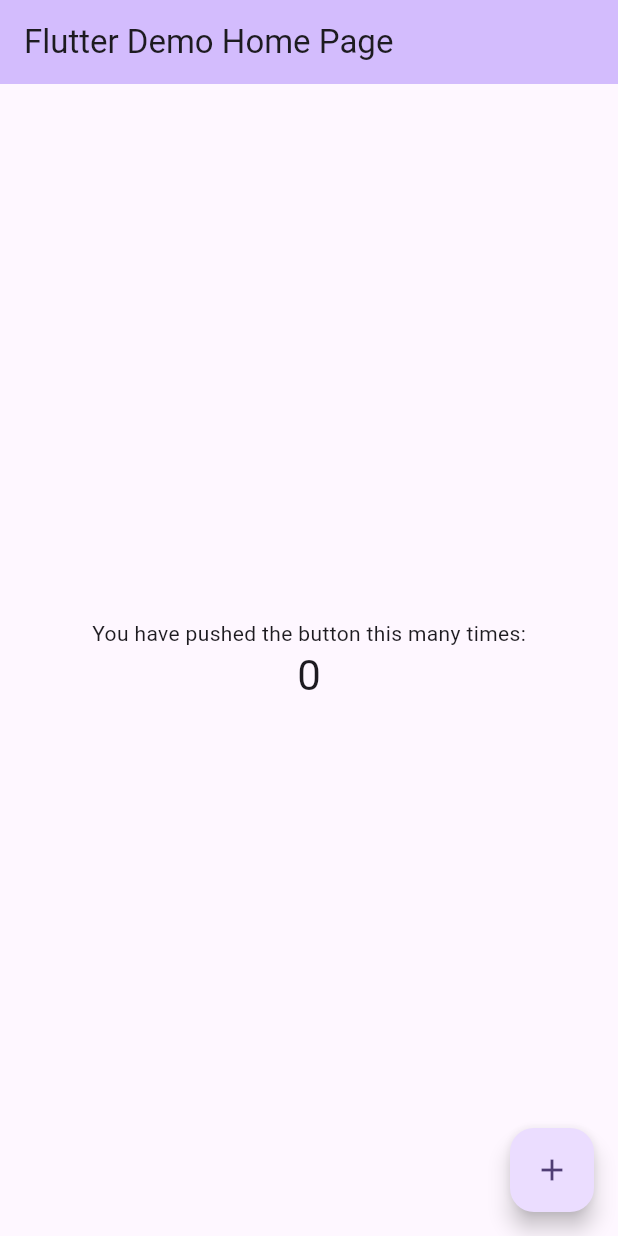
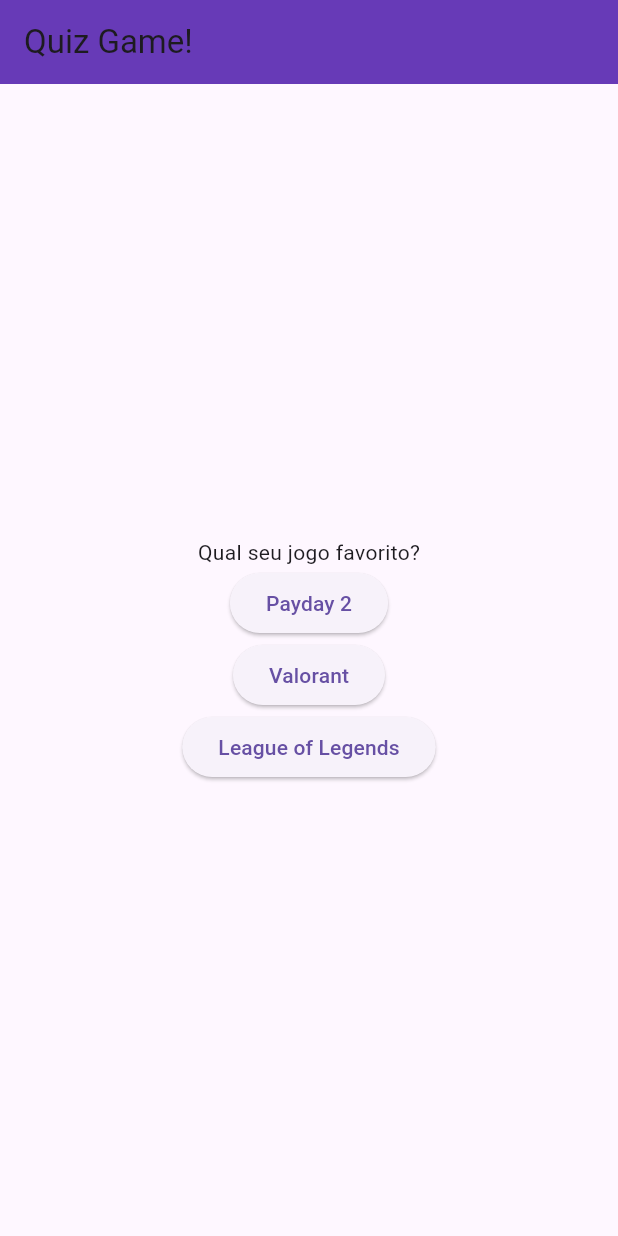
Before and after one commit to MatheusFranzener/projeto_pergutas_flutter, a Flutter app: the screen it shows after launch, on a phone screen of 412 x 824 dp. Run offline on Flutter 3.47's test engine with Material 3 defaults, Android fonts, the light colour scheme and no system bars.

Commit message:
feat: criando árvore de componentes

```diff
--- a/perguntas_flutter/lib/main.dart
+++ b/perguntas_flutter/lib/main.dart
@@ -1,125 +1,49 @@
 import 'package:flutter/material.dart';
 
-void main() {
-  runApp(const MyApp());
+main() {
+  runApp(PerguntaApp());
 }
 
-class MyApp extends StatelessWidget {
-  const MyApp({super.key});
-
-  // This widget is the root of your application.
+class PerguntaApp extends StatelessWidget {
   @override
   Widget build(BuildContext context) {
+    // Scaffold é o esqueleto da aplicação
+    // AppBar é o header
+    // Body é o corpo da aplicação --> Center é utilizado para alinhar todo o body no centro
+    // Child permite apenas um widget dentro
+    // Children permite mais de um widget dentro
+    // Column utilizado para criar uma "coluna" na aplicação
+    // ElevatedButton é um botão, no qual possui o "onPressed" que capta o click e um child que pode contem qualquer widget
+
+    // Lista que contém as perguntas da aplicação:
+    final perguntas = ['Qual seu jogo favorito?', 'Qual seu principal hobby?'];
+
+    void responderPergunta() {
+      print("Pergunta respondida!");
+    }
+
     return MaterialApp(
-      title: 'Flutter Demo',
-      theme: ThemeData(
-        // This is the theme of your application.
-        //
-        // TRY THIS: Try running your application with "flutter run". You'll see
-        // the application has a purple toolbar. Then, without quitting the app,
-        // try changing the seedColor in the colorScheme below to Colors.green
-        // and then invoke "hot reload" (save your changes or press the "hot
-        // reload" button in a Flutter-supported IDE, or press "r" if you used
-        // the command line to start the app).
-        //
-        // Notice that the counter didn't reset back to zero; the application
-        // state is not lost during the reload. To reset the state, use hot
-        // restart instead.
-        //
-        // This works for code too, not just values: Most code changes can be
-        // tested with just a hot reload.
-        colorScheme: ColorScheme.fromSeed(seedColor: Colors.deepPurple),
-        useMaterial3: true,
+      home: Scaffold(
+        appBar: AppBar(
+          title: Text('Quiz Game!'),
+          backgroundColor: Colors.deepPurple,
+        ),
+        body: Center(
+          child: Column(
+            mainAxisSize:
+                MainAxisSize.min, // utilizado para não expandir verticalmente
+            children: [
+              Text(perguntas[0]),
+              ElevatedButton(
+                  onPressed: responderPergunta, child: Text("Payday 2")),
+              ElevatedButton(
+                  onPressed: responderPergunta, child: Text("Valorant")),
+              ElevatedButton(
+                  onPressed: responderPergunta, child: Text("League of Legends")),
+            ],
+          ),
+        ),
       ),
-      home: const MyHomePage(title: 'Flutter Demo Home Page'),
     );
   }
 }
-
-class MyHomePage extends StatefulWidget {
-  const MyHomePage({super.key, required this.title});
-
-  // This widget is the home page of your application. It is stateful, meaning
-  // that it has a State object (defined below) that contains fields that affect
-  // how it looks.
-
-  // This class is the configuration for the state. It holds the values (in this
-  // case the title) provided by the parent (in this case the App widget) and
-  // used by the build method of the State. Fields in a Widget subclass are
-  // always marked "final".
-
-  final String title;
-
-  @override
-  State<MyHomePage> createState() => _MyHomePageState();
-}
-
-class _MyHomePageState extends State<MyHomePage> {
-  int _counter = 0;
-
-  void _incrementCounter() {
-    setState(() {
-      // This call to setState tells the Flutter framework that something has
-      // changed in this State, which causes it to rerun the build method below
-      // so that the display can reflect the updated values. If we changed
-      // _counter without calling setState(), then the build method would not be
-      // called again, and so nothing would appear to happen.
-      _counter++;
-    });
-  }
-
-  @override
-  Widget build(BuildContext context) {
-    // This method is rerun every time setState is called, for instance as done
-    // by the _incrementCounter method above.
-    //
-    // The Flutter framework has been optimized to make rerunning build methods
-    // fast, so that you can just rebuild anything that needs updating rather
-    // than having to individually change instances of widgets.
-    return Scaffold(
-      appBar: AppBar(
-        // TRY THIS: Try changing the color here to a specific color (to
-        // Colors.amber, perhaps?) and trigger a hot reload to see the AppBar
-        // change color while the other colors stay the same.
-        backgroundColor: Theme.of(context).colorScheme.inversePrimary,
-        // Here we take the value from the MyHomePage object that was created by
-        // the App.build method, and use it to set our appbar title.
-        title: Text(widget.title),
-      ),
-      body: Center(
-        // Center is a layout widget. It takes a single child and positions it
-        // in the middle of the parent.
-        child: Column(
-          // Column is also a layout widget. It takes a list of children and
-          // arranges them vertically. By default, it sizes itself to fit its
-          // children horizontally, and tries to be as tall as its parent.
-          //
-          // Column has various properties to control how it sizes itself and
-          // how it positions its children. Here we use mainAxisAlignment to
-          // center the children vertically; the main axis here is the vertical
-          // axis because Columns are vertical (the cross axis would be
-          // horizontal).
-          //
-          // TRY THIS: Invoke "debug painting" (choose the "Toggle Debug Paint"
-          // action in the IDE, or press "p" in the console), to see the
-          // wireframe for each widget.
-          mainAxisAlignment: MainAxisAlignment.center,
-          children: <Widget>[
-            const Text(
-              'You have pushed the button this many times:',
-            ),
-            Text(
-              '$_counter',
-              style: Theme.of(context).textTheme.headlineMedium,
-            ),
-          ],
-        ),
-      ),
-      floatingActionButton: FloatingActionButton(
-        onPressed: _incrementCounter,
-        tooltip: 'Increment',
-        child: const Icon(Icons.add),
-      ), // This trailing comma makes auto-formatting nicer for build methods.
-    );
-  }
-}
```
Also changed, not shown: 1 other file.
